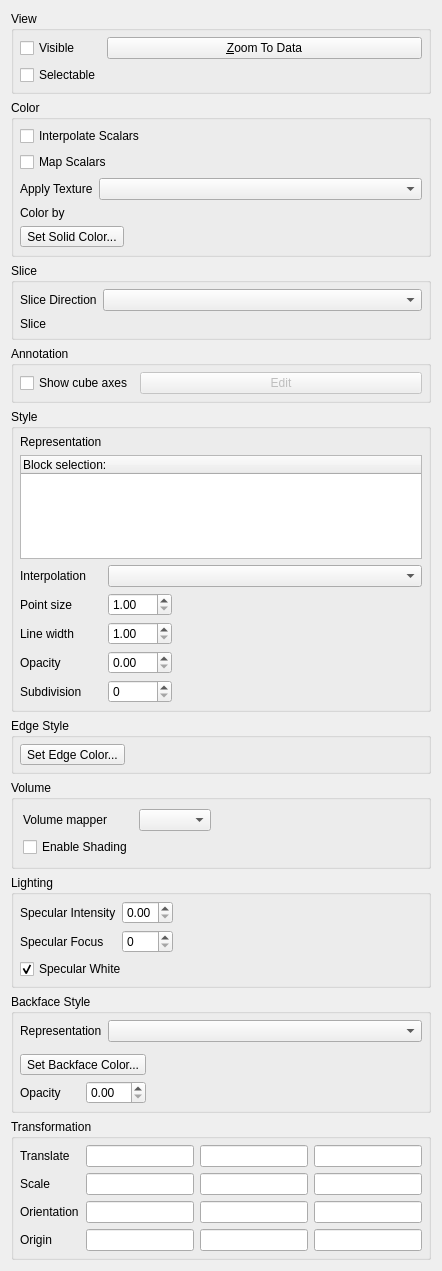
Before: the Qt Designer form Qt/Components/Resources/UI/pqDisplayProxyEditor.ui in Kitware/ParaView, drawn with Qt 5.
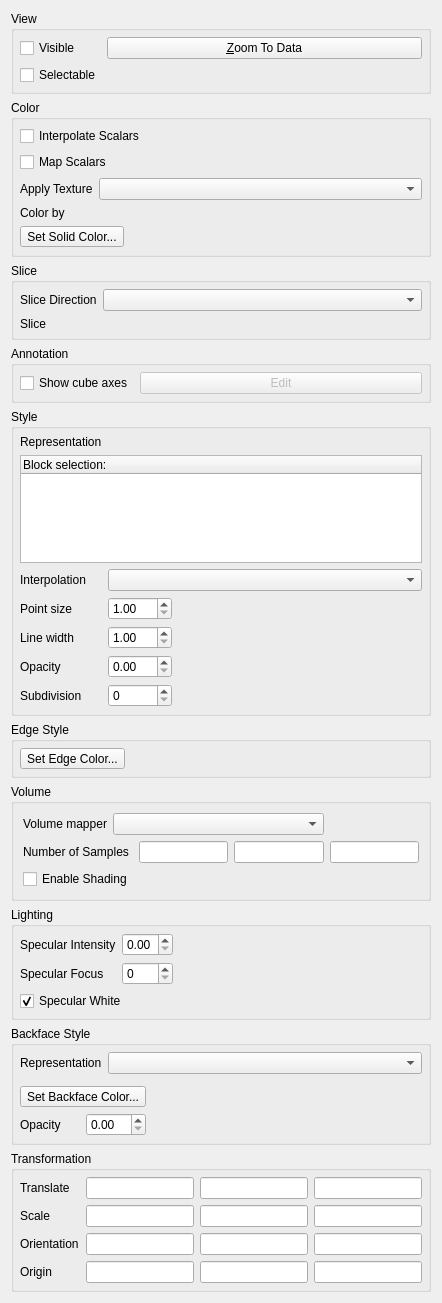
After: the same form once the commit is applied. Custom widgets are drawn as their Qt base class.

What changed in the file:
```diff
--- a/Qt/Components/Resources/UI/pqDisplayProxyEditor.ui
+++ b/Qt/Components/Resources/UI/pqDisplayProxyEditor.ui
@@ -7,7 +7,7 @@
     <x>0</x>
     <y>0</y>
     <width>442</width>
-    <height>1271</height>
+    <height>1303</height>
    </rect>
   </property>
   <property name="windowTitle">
@@ -631,14 +631,43 @@
         </property>
        </widget>
       </item>
-      <item row="0" column="1">
+      <item row="0" column="1" colspan="3">
        <widget class="QComboBox" name="SelectMapper">
         <property name="toolTip">
          <string>&lt;html&gt;&lt;head&gt;&lt;meta name=&quot;qrichtext&quot; content=&quot;1&quot; /&gt;&lt;/head&gt;&lt;body style=&quot; white-space: pre-wrap; font-family:Sans Serif; font-size:9pt; font-weight:400; font-style:normal; text-decoration:none;&quot;&gt;&lt;p style=&quot; margin-top:0px; margin-bottom:0px; margin-left:0px; margin-right:0px; -qt-block-indent:0; text-indent:0px;&quot;&gt;Choose the mapper to use for volume rendering.&lt;/p&gt;&lt;/body&gt;&lt;/html&gt;</string>
         </property>
        </widget>
       </item>
-      <item row="1" column="0">
+      <item row="0" column="4">
+       <spacer name="horizontalSpacer_2">
+        <property name="orientation">
+         <enum>Qt::Horizontal</enum>
+        </property>
+        <property name="sizeHint" stdset="0">
+         <size>
+          <width>40</width>
+          <height>20</height>
+         </size>
+        </property>
+       </spacer>
+      </item>
+      <item row="1" column="0" colspan="2">
+       <widget class="QLabel" name="label_13">
+        <property name="text">
+         <string>Number of Samples</string>
+        </property>
+       </widget>
+      </item>
+      <item row="1" column="2">
+       <widget class="QLineEdit" name="ISamples"/>
+      </item>
+      <item row="1" column="3">
+       <widget class="QLineEdit" name="JSamples"/>
+      </item>
+      <item row="1" column="4">
+       <widget class="QLineEdit" name="KSamples"/>
+      </item>
+      <item row="2" column="0" colspan="2">
        <widget class="QCheckBox" name="Shading">
         <property name="toolTip">
          <string>When checked, shading is enabled.</string>
@@ -654,19 +683,6 @@
         </property>
        </widget>
       </item>
-      <item row="0" column="2">
-       <spacer name="horizontalSpacer_2">
-        <property name="orientation">
-         <enum>Qt::Horizontal</enum>
-        </property>
-        <property name="sizeHint" stdset="0">
-         <size>
-          <width>40</width>
-          <height>20</height>
-         </size>
-        </property>
-       </spacer>
-      </item>
      </layout>
     </widget>
    </item>
```
